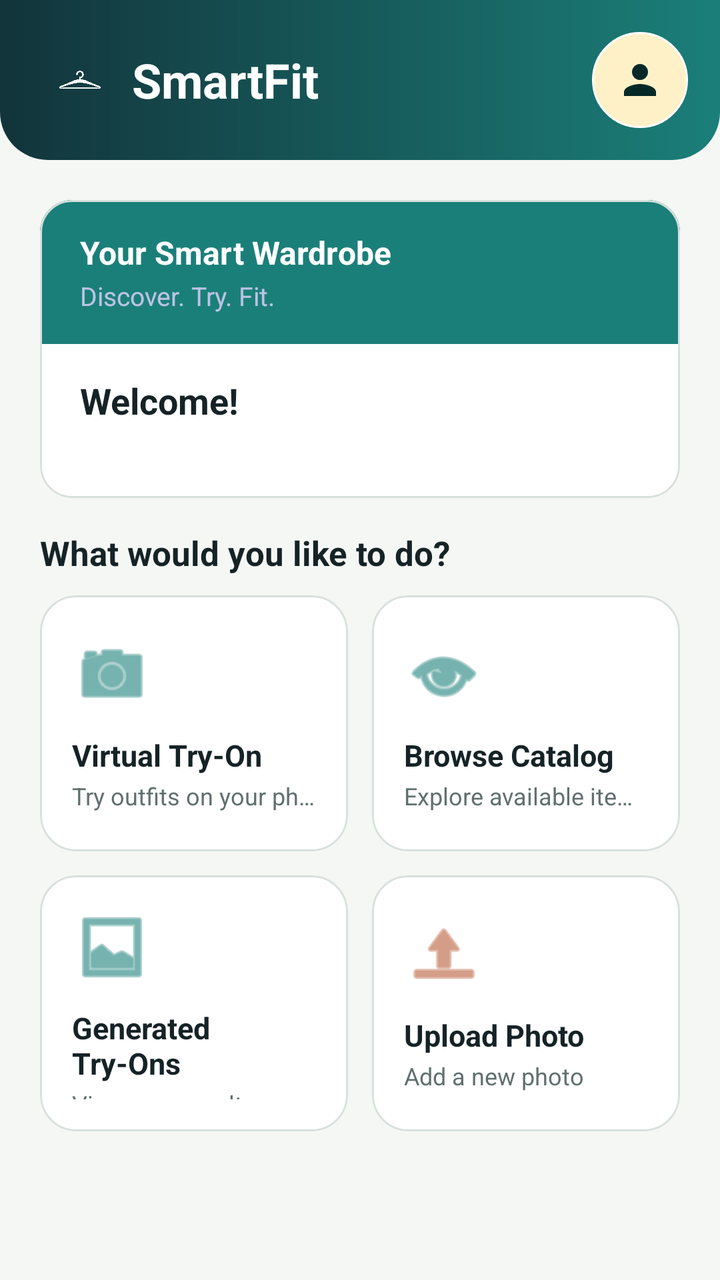
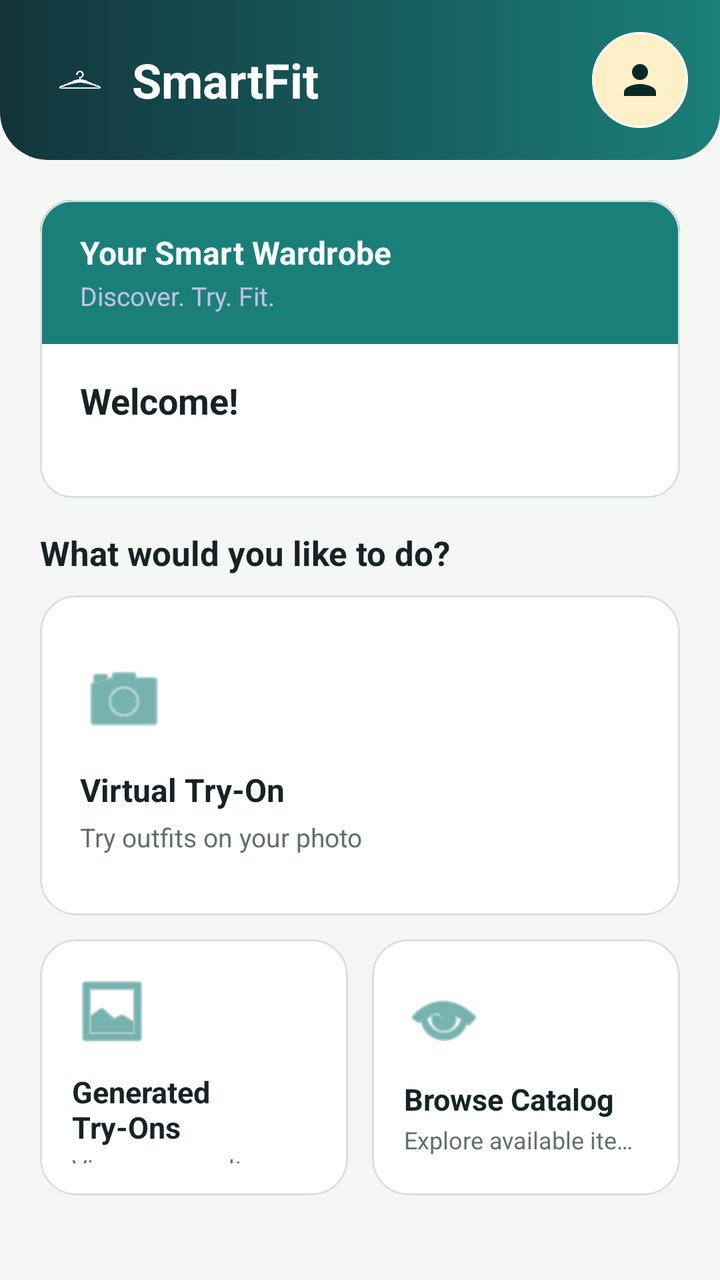

Screens rendered from an Android XML layout before and after an edit, with the pre-edit source and the edit as a unified diff.
<!-- AndroidManifest.xml: application theme Theme.SmartFitApp -->
<!-- res/layout/activity_home.xml -->
<?xml version="1.0" encoding="utf-8"?>
<LinearLayout xmlns:android="http://schemas.android.com/apk/res/android"
    xmlns:app="http://schemas.android.com/apk/res-auto"
    android:layout_width="match_parent"
    android:layout_height="match_parent"
    android:background="@color/background"
    android:orientation="vertical">

    
    <LinearLayout
        android:layout_width="match_parent"
        android:layout_height="80dp"
        android:background="@drawable/bg_home_top_bar"
        android:gravity="center_vertical"
        android:orientation="horizontal"
        android:paddingStart="24dp"
        android:paddingEnd="16dp">

        <ImageView
            android:layout_width="32dp"
            android:layout_height="32dp"
            android:layout_marginEnd="10dp"
            android:contentDescription="SmartFit logo"
            android:scaleType="fitCenter"
            android:src="@drawable/logo_white" />

        <TextView
            android:layout_width="0dp"
            android:layout_height="wrap_content"
            android:layout_weight="1"
            android:text="SmartFit"
            android:textColor="@color/on_primary"
            android:textSize="24sp"
            android:textStyle="bold" />

        <ImageButton
            android:id="@+id/profileButton"
            android:layout_width="48dp"
            android:layout_height="48dp"
            android:background="@drawable/bg_profile_icon_button"
            android:contentDescription="My Profile"
            android:foreground="?attr/selectableItemBackgroundBorderless"
            android:padding="12dp"
            android:scaleType="center"
            android:src="@drawable/ic_person_24" />

    </LinearLayout>

    <ScrollView
        android:layout_width="match_parent"
        android:layout_height="0dp"
        android:layout_weight="1"
        android:fillViewport="true">

        <LinearLayout
            android:layout_width="match_parent"
            android:layout_height="match_parent"
            android:orientation="vertical"
            android:paddingStart="@dimen/screen_padding"
            android:paddingEnd="@dimen/screen_padding"
            android:paddingTop="20dp"
            android:paddingBottom="24dp"
            android:gravity="center_horizontal">

            
            <com.google.android.material.card.MaterialCardView
                android:layout_width="match_parent"
                android:layout_height="wrap_content"
                app:cardCornerRadius="16dp"
                app:cardElevation="0dp"
                app:strokeColor="@color/outline_variant"
                app:strokeWidth="1dp"
                app:cardBackgroundColor="@color/surface">

                <LinearLayout
                    android:layout_width="match_parent"
                    android:layout_height="wrap_content"
                    android:orientation="vertical">

                    
                    <LinearLayout
                        android:layout_width="match_parent"
                        android:layout_height="72dp"
                        android:background="@color/primary"
                        android:gravity="center_vertical"
                        android:paddingStart="20dp"
                        android:paddingEnd="20dp"
                        android:orientation="vertical">

                        <TextView
                            android:layout_width="match_parent"
                            android:layout_height="wrap_content"
                            android:text="Your Smart Wardrobe"
                            android:textColor="@color/on_primary"
                            android:textSize="16sp"
                            android:textStyle="bold" />

                        <TextView
                            android:layout_width="match_parent"
                            android:layout_height="wrap_content"
                            android:layout_marginTop="2dp"
                            android:text="Discover. Try. Fit."
                            android:textColor="#CCE6D5FF"
                            android:textSize="13sp" />

                    </LinearLayout>

                    
                    <LinearLayout
                        android:layout_width="match_parent"
                        android:layout_height="wrap_content"
                        android:orientation="vertical"
                        android:paddingStart="20dp"
                        android:paddingEnd="20dp"
                        android:paddingTop="16dp"
                        android:paddingBottom="16dp">

                        <TextView
                            android:id="@+id/welcomeText"
                            android:layout_width="match_parent"
                            android:layout_height="wrap_content"
                            android:text="Welcome!"
                            android:textColor="@color/on_surface"
                            android:textSize="18sp"
                            android:textStyle="bold" />

                        <TextView
                            android:id="@+id/emailText"
                            android:layout_width="match_parent"
                            android:layout_height="wrap_content"
                            android:layout_marginTop="3dp"
                            android:textColor="@color/on_surface_variant"
                            android:textSize="13sp" />

                    </LinearLayout>

                </LinearLayout>
            </com.google.android.material.card.MaterialCardView>

            
            <TextView
                android:layout_width="match_parent"
                android:layout_height="wrap_content"
                android:layout_marginTop="16dp"
                android:layout_marginBottom="10dp"
                android:text="What would you like to do?"
                style="@style/Text.SectionTitle" />

            
            <LinearLayout
                android:layout_width="match_parent"
                android:layout_height="wrap_content"
                android:orientation="horizontal">

                <com.google.android.material.card.MaterialCardView
                    android:id="@+id/tryOnButton"
                    android:layout_width="0dp"
                    android:layout_height="128dp"
                    android:layout_weight="1"
                    android:layout_marginEnd="6dp"
                    android:clickable="true"
                    android:focusable="true"
                    android:foreground="?attr/selectableItemBackground"
                    app:cardCornerRadius="18dp"
                    app:cardElevation="0dp"
                    app:strokeColor="@color/outline_variant"
                    app:strokeWidth="1dp"
                    app:cardBackgroundColor="@color/surface">

                    <LinearLayout
                        android:layout_width="match_parent"
                        android:layout_height="match_parent"
                        android:orientation="vertical"
                        android:gravity="center_vertical"
                        android:padding="16dp">

                        <ImageView
                            android:layout_width="40dp"
                            android:layout_height="40dp"
                            android:contentDescription="Virtual Try-On"
                            android:src="@android:drawable/ic_menu_camera"
                            android:tint="@color/primary" />

                        <TextView
                            android:layout_width="match_parent"
                            android:layout_height="wrap_content"
                            android:layout_marginTop="10dp"
                            android:text="Virtual Try-On"
                            android:textColor="@color/on_surface"
                            android:textStyle="bold"
                            android:textSize="15sp" />

                        <TextView
                            android:layout_width="match_parent"
                            android:layout_height="wrap_content"
                            android:layout_marginTop="2dp"
                            android:text="Try outfits on your photo"
                            android:textColor="@color/on_surface_variant"
                            android:textSize="12sp"
                            android:maxLines="1"
                            android:ellipsize="end" />
                    </LinearLayout>
                </com.google.android.material.card.MaterialCardView>

                <com.google.android.material.card.MaterialCardView
                    android:id="@+id/catalogButton"
                    android:layout_width="0dp"
                    android:layout_height="128dp"
                    android:layout_weight="1"
                    android:layout_marginStart="6dp"
                    android:clickable="true"
                    android:focusable="true"
                    android:foreground="?attr/selectableItemBackground"
                    app:cardCornerRadius="18dp"
                    app:cardElevation="0dp"
                    app:strokeColor="@color/outline_variant"
                    app:strokeWidth="1dp"
                    app:cardBackgroundColor="@color/surface">

                    <LinearLayout
                        android:layout_width="match_parent"
                        android:layout_height="match_parent"
                        android:orientation="vertical"
                        android:gravity="center_vertical"
                        android:padding="16dp">

                        <ImageView
                            android:layout_width="40dp"
                            android:layout_height="40dp"
                            android:contentDescription="Browse Catalog"
                            android:src="@android:drawable/ic_menu_view"
                            android:tint="@color/primary" />

                        <TextView
                            android:layout_width="match_parent"
                            android:layout_height="wrap_content"
                            android:layout_marginTop="10dp"
                            android:text="Browse Catalog"
                            android:textColor="@color/on_surface"
                            android:textStyle="bold"
                            android:textSize="15sp" />

                        <TextView
                            android:layout_width="match_parent"
                            android:layout_height="wrap_content"
                            android:layout_marginTop="2dp"
                            android:text="Explore available items"
                            android:textColor="@color/on_surface_variant"
                            android:textSize="12sp"
                            android:maxLines="1"
                            android:ellipsize="end" />
                    </LinearLayout>
                </com.google.android.material.card.MaterialCardView>

            </LinearLayout>

            <LinearLayout
                android:layout_width="match_parent"
                android:layout_height="wrap_content"
                android:layout_marginTop="12dp"
                android:orientation="horizontal">

                <com.google.android.material.card.MaterialCardView
                    android:id="@+id/photosButton"
                    android:layout_width="0dp"
                    android:layout_height="128dp"
                    android:layout_weight="1"
                    android:layout_marginEnd="6dp"
                    android:clickable="true"
                    android:focusable="true"
                    android:foreground="?attr/selectableItemBackground"
                    app:cardCornerRadius="18dp"
                    app:cardElevation="0dp"
                    app:strokeColor="@color/outline_variant"
                    app:strokeWidth="1dp"
                    app:cardBackgroundColor="@color/surface">

                    <LinearLayout
                        android:layout_width="match_parent"
                        android:layout_height="match_parent"
                        android:orientation="vertical"
                        android:gravity="center_vertical"
                        android:padding="16dp">

                        <ImageView
                            android:layout_width="40dp"
                            android:layout_height="40dp"
                            android:contentDescription="Generated Try-Ons"
                            android:src="@android:drawable/ic_menu_gallery"
                            android:tint="@color/primary" />

                        <TextView
                            android:layout_width="match_parent"
                            android:layout_height="wrap_content"
                            android:layout_marginTop="10dp"
                            android:text="Generated Try-Ons"
                            android:textColor="@color/on_surface"
                            android:textStyle="bold"
                            android:textSize="15sp" />

                        <TextView
                            android:layout_width="match_parent"
                            android:layout_height="wrap_content"
                            android:layout_marginTop="2dp"
                            android:text="View your results"
                            android:textColor="@color/on_surface_variant"
                            android:textSize="12sp"
                            android:maxLines="1"
                            android:ellipsize="end" />
                    </LinearLayout>
                </com.google.android.material.card.MaterialCardView>

                <com.google.android.material.card.MaterialCardView
                    android:id="@+id/adminCatalogButton"
                    android:layout_width="0dp"
                    android:layout_height="128dp"
                    android:layout_weight="1"
                    android:layout_marginStart="6dp"
                    android:clickable="true"
                    android:focusable="true"
                    android:foreground="?attr/selectableItemBackground"
                    app:cardCornerRadius="18dp"
                    app:cardElevation="0dp"
                    app:strokeColor="@color/outline_variant"
                    app:strokeWidth="1dp"
                    app:cardBackgroundColor="@color/surface">

                    <LinearLayout
                        android:layout_width="match_parent"
                        android:layout_height="match_parent"
                        android:orientation="vertical"
                        android:gravity="center_vertical"
                        android:padding="16dp">

                        <ImageView
                            android:id="@+id/adminTileIcon"
                            android:layout_width="40dp"
                            android:layout_height="40dp"
                            android:contentDescription="Admin"
                            android:src="@android:drawable/ic_menu_upload"
                            android:tint="@color/secondary" />

                        <TextView
                            android:id="@+id/adminTileTitle"
                            android:layout_width="match_parent"
                            android:layout_height="wrap_content"
                            android:layout_marginTop="10dp"
                            android:text="Upload Photo"
                            android:textColor="@color/on_surface"
                            android:textStyle="bold"
                            android:textSize="15sp" />

                        <TextView
                            android:id="@+id/adminTileSubtitle"
                            android:layout_width="match_parent"
                            android:layout_height="wrap_content"
                            android:layout_marginTop="2dp"
                            android:text="Add a new photo"
                            android:textColor="@color/on_surface_variant"
                            android:textSize="12sp"
                            android:maxLines="1"
                            android:ellipsize="end" />
                    </LinearLayout>
                </com.google.android.material.card.MaterialCardView>

            </LinearLayout>

        </LinearLayout>

    </ScrollView>

</LinearLayout>
<!-- resources referenced by this layout -->
<resources>
  <color name="background">#F5F7F4</color>
  <color name="on_primary">#FFFFFF</color>
  <color name="on_surface">#162326</color>
  <color name="on_surface_variant">#61706F</color>
  <color name="outline_variant">#D7E0DD</color>
  <color name="primary">#1B7F79</color>
  <color name="secondary">#B85C38</color>
  <color name="surface">#FFFFFF</color>
  <dimen name="screen_padding">20dp</dimen>
  <!-- drawable bg_home_top_bar (drawable) -->
  <?xml version="1.0" encoding="utf-8"?>
  <shape xmlns:android="http://schemas.android.com/apk/res/android">
      <gradient
          android:angle="0"
          android:startColor="@color/primary_dark"
          android:endColor="@color/primary" />
      <corners
          android:bottomLeftRadius="24dp"
          android:bottomRightRadius="24dp" />
  </shape>
  <!-- drawable bg_profile_icon_button (drawable) -->
  <?xml version="1.0" encoding="utf-8"?>
  <shape xmlns:android="http://schemas.android.com/apk/res/android"
      android:shape="oval">
      <solid android:color="@color/accent_container" />
      <stroke
          android:width="1dp"
          android:color="@color/on_primary" />
  </shape>
  <!-- drawable ic_person_24 (drawable) -->
  <vector xmlns:android="http://schemas.android.com/apk/res/android"
      android:width="24dp"
      android:height="24dp"
      android:viewportWidth="24"
      android:viewportHeight="24">
      <path
          android:fillColor="@color/on_primary_container"
          android:pathData="M12,12C14.21,12 16,10.21 16,8C16,5.79 14.21,4 12,4C9.79,4 8,5.79 8,8C8,10.21 9.79,12 12,12ZM12,14C9.33,14 4,15.34 4,18V20H20V18C20,15.34 14.67,14 12,14Z" />
  </vector>
  <!-- drawable logo_white: png bitmap (drawable, 717925 bytes) -->
  <style name="Text.SectionTitle">
          <item name="android:textColor">@color/on_surface</item>
          <item name="android:textStyle">bold</item>
          <item name="android:textSize">17sp</item>
      </style>
  <style name="Theme.SmartFitApp" parent="Base.Theme.SmartFitApp" />
  <color name="primary_dark">#12343B</color>
  <color name="accent_container">#FFF1C7</color>
  <color name="on_primary_container">#052927</color>
  <style name="Base.Theme.SmartFitApp" parent="Theme.Material3.DayNight.NoActionBar">
          <item name="colorPrimary">@color/primary</item>
          <item name="colorOnPrimary">@color/on_primary</item>
          <item name="colorPrimaryContainer">@color/primary_container</item>
          <item name="colorOnPrimaryContainer">@color/on_primary_container</item>
          <item name="colorSecondary">@color/secondary</item>
          <item name="colorOnSecondary">@color/on_secondary</item>
          <item name="colorSecondaryContainer">@color/secondary_container</item>
          <item name="colorOnSecondaryContainer">@color/on_secondary_container</item>
          <item name="android:colorBackground">@color/background</item>
          <item name="colorSurface">@color/surface</item>
          <item name="colorOnSurface">@color/on_surface</item>
          <item name="colorSurfaceVariant">@color/surface_variant</item>
          <item name="colorOnSurfaceVariant">@color/on_surface_variant</item>
          <item name="colorError">@color/error</item>
          <item name="colorOnError">@color/on_error</item>
          <item name="colorErrorContainer">@color/error_container</item>
          <item name="colorOnErrorContainer">@color/on_error_container</item>
          <item name="colorOutline">@color/outline</item>
          <item name="colorOutlineVariant">@color/outline_variant</item>
      </style>
  <color name="primary_container">#D7F2EE</color>
  <color name="on_secondary">#FFFFFF</color>
  <color name="secondary_container">#FFE2D5</color>
  <color name="on_secondary_container">#3D1608</color>
  <color name="surface_variant">#E8F0ED</color>
  <color name="error">#B3261E</color>
  <color name="on_error">#FFFFFF</color>
  <color name="error_container">#F9DEDC</color>
  <color name="on_error_container">#410E0B</color>
  <color name="outline">#8EA09D</color>
</resources>

<!-- the commit's change to res/layout/activity_home.xml (unified diff, before → after) -->
@@ -147,13 +147,62 @@
                 style="@style/Text.SectionTitle" />
 
             
+            <com.google.android.material.card.MaterialCardView
+                android:id="@+id/tryOnButton"
+                android:layout_width="match_parent"
+                android:layout_height="160dp"
+                android:clickable="true"
+                android:focusable="true"
+                android:foreground="?attr/selectableItemBackground"
+                app:cardCornerRadius="18dp"
+                app:cardElevation="0dp"
+                app:strokeColor="@color/outline_variant"
+                app:strokeWidth="1dp"
+                app:cardBackgroundColor="@color/surface">
+
+                <LinearLayout
+                    android:layout_width="match_parent"
+                    android:layout_height="match_parent"
+                    android:orientation="vertical"
+                    android:gravity="center_vertical"
+                    android:padding="20dp">
+
+                    <ImageView
+                        android:layout_width="44dp"
+                        android:layout_height="44dp"
+                        android:contentDescription="Virtual Try-On"
+                        android:src="@android:drawable/ic_menu_camera"
+                        android:tint="@color/primary" />
+
+                    <TextView
+                        android:layout_width="match_parent"
+                        android:layout_height="wrap_content"
+                        android:layout_marginTop="12dp"
+                        android:text="Virtual Try-On"
+                        android:textColor="@color/on_surface"
+                        android:textStyle="bold"
+                        android:textSize="16sp" />
+
+                    <TextView
+                        android:layout_width="match_parent"
+                        android:layout_height="wrap_content"
+                        android:layout_marginTop="4dp"
+                        android:text="Try outfits on your photo"
+                        android:textColor="@color/on_surface_variant"
+                        android:textSize="13sp"
+                        android:maxLines="1"
+                        android:ellipsize="end" />
+                </LinearLayout>
+            </com.google.android.material.card.MaterialCardView>
+
             <LinearLayout
                 android:layout_width="match_parent"
                 android:layout_height="wrap_content"
+                android:layout_marginTop="12dp"
                 android:orientation="horizontal">
 
                 <com.google.android.material.card.MaterialCardView
-                    android:id="@+id/tryOnButton"
+                    android:id="@+id/photosButton"
                     android:layout_width="0dp"
                     android:layout_height="128dp"
                     android:layout_weight="1"
@@ -177,15 +226,15 @@
                         <ImageView
                             android:layout_width="40dp"
                             android:layout_height="40dp"
-                            android:contentDescription="Virtual Try-On"
-                            android:src="@android:drawable/ic_menu_camera"
+                            android:contentDescription="Generated Try-Ons"
+                            android:src="@android:drawable/ic_menu_gallery"
                             android:tint="@color/primary" />
 
                         <TextView
                             android:layout_width="match_parent"
                             android:layout_height="wrap_content"
                             android:layout_marginTop="10dp"
-                            android:text="Virtual Try-On"
+                            android:text="Generated Try-Ons"
                             android:textColor="@color/on_surface"
                             android:textStyle="bold"
                             android:textSize="15sp" />
@@ -194,7 +243,7 @@
                             android:layout_width="match_parent"
                             android:layout_height="wrap_content"
                             android:layout_marginTop="2dp"
-                            android:text="Try outfits on your photo"
+                            android:text="View your results"
                             android:textColor="@color/on_surface_variant"
                             android:textSize="12sp"
                             android:maxLines="1"
@@ -254,116 +303,58 @@
 
             </LinearLayout>
 
-            <LinearLayout
-                android:layout_width="match_parent"
-                android:layout_height="wrap_content"
+            <com.google.android.material.card.MaterialCardView
+                android:id="@+id/adminCatalogButton"
+                android:layout_width="match_parent"
+                android:layout_height="128dp"
                 android:layout_marginTop="12dp"
-                android:orientation="horizontal">
-
-                <com.google.android.material.card.MaterialCardView
-                    android:id="@+id/photosButton"
-                    android:layout_width="0dp"
-                    android:layout_height="128dp"
-                    android:layout_weight="1"
-                    android:layout_marginEnd="6dp"
-                    android:clickable="true"
-                    android:focusable="true"
-                    android:foreground="?attr/selectableItemBackground"
-                    app:cardCornerRadius="18dp"
-                    app:cardElevation="0dp"
-                    app:strokeColor="@color/outline_variant"
-                    app:strokeWidth="1dp"
-                    app:cardBackgroundColor="@color/surface">
-
-                    <LinearLayout
-                        android:layout_width="match_parent"
-                        android:layout_height="match_parent"
-                        android:orientation="vertical"
-                        android:gravity="center_vertical"
-                        android:padding="16dp">
-
-                        <ImageView
-                            android:layout_width="40dp"
-                            android:layout_height="40dp"
-                            android:contentDescription="Generated Try-Ons"
-                            android:src="@android:drawable/ic_menu_gallery"
-                            android:tint="@color/primary" />
-
-                        <TextView
-                            android:layout_width="match_parent"
-                            android:layout_height="wrap_content"
-                            android:layout_marginTop="10dp"
-                            android:text="Generated Try-Ons"
-                            android:textColor="@color/on_surface"
-                            android:textStyle="bold"
-                            android:textSize="15sp" />
-
-                        <TextView
-                            android:layout_width="match_parent"
-                            android:layout_height="wrap_content"
-                            android:layout_marginTop="2dp"
-                            android:text="View your results"
-                            android:textColor="@color/on_surface_variant"
-                            android:textSize="12sp"
-                            android:maxLines="1"
-                            android:ellipsize="end" />
-                    </LinearLayout>
-                </com.google.android.material.card.MaterialCardView>
-
-                <com.google.android.material.card.MaterialCardView
-                    android:id="@+id/adminCatalogButton"
-                    android:layout_width="0dp"
-                    android:layout_height="128dp"
-                    android:layout_weight="1"
-                    android:layout_marginStart="6dp"
-                    android:clickable="true"
-                    android:focusable="true"
-                    android:foreground="?attr/selectableItemBackground"
-                    app:cardCornerRadius="18dp"
-                    app:cardElevation="0dp"
-                    app:strokeColor="@color/outline_variant"
-                    app:strokeWidth="1dp"
-                    app:cardBackgroundColor="@color/surface">
-
-                    <LinearLayout
-                        android:layout_width="match_parent"
-                        android:layout_height="match_parent"
-                        android:orientation="vertical"
-                        android:gravity="center_vertical"
-                        android:padding="16dp">
-
-                        <ImageView
-                            android:id="@+id/adminTileIcon"
-                            android:layout_width="40dp"
-                            android:layout_height="40dp"
-                            android:contentDescription="Admin"
-                            android:src="@android:drawable/ic_menu_upload"
-                            android:tint="@color/secondary" />
-
-                        <TextView
-                            android:id="@+id/adminTileTitle"
-                            android:layout_width="match_parent"
-                            android:layout_height="wrap_content"
-                            android:layout_marginTop="10dp"
-                            android:text="Upload Photo"
-                            android:textColor="@color/on_surface"
-                            android:textStyle="bold"
-                            android:textSize="15sp" />
-
-                        <TextView
-                            android:id="@+id/adminTileSubtitle"
-                            android:layout_width="match_parent"
-                            android:layout_height="wrap_content"
-                            android:layout_marginTop="2dp"
-                            android:text="Add a new photo"
-                            android:textColor="@color/on_surface_variant"
-                            android:textSize="12sp"
-                            android:maxLines="1"
-                            android:ellipsize="end" />
-                    </LinearLayout>
-                </com.google.android.material.card.MaterialCardView>
-
-            </LinearLayout>
+                android:visibility="gone"
+                android:clickable="true"
+                android:focusable="true"
+                android:foreground="?attr/selectableItemBackground"
+                app:cardCornerRadius="18dp"
+                app:cardElevation="0dp"
+                app:strokeColor="@color/outline_variant"
+                app:strokeWidth="1dp"
+                app:cardBackgroundColor="@color/surface">
+
+                <LinearLayout
+                    android:layout_width="match_parent"
+                    android:layout_height="match_parent"
+                    android:orientation="vertical"
+                    android:gravity="center_vertical"
+                    android:padding="16dp">
+
+                    <ImageView
+                        android:id="@+id/adminTileIcon"
+                        android:layout_width="40dp"
+                        android:layout_height="40dp"
+                        android:contentDescription="Admin"
+                        android:src="@android:drawable/ic_menu_upload"
+                        android:tint="@color/secondary" />
+
+                    <TextView
+                        android:id="@+id/adminTileTitle"
+                        android:layout_width="match_parent"
+                        android:layout_height="wrap_content"
+                        android:layout_marginTop="10dp"
+                        android:text="Admin Catalog"
+                        android:textColor="@color/on_surface"
+                        android:textStyle="bold"
+                        android:textSize="15sp" />
+
+                    <TextView
+                        android:id="@+id/adminTileSubtitle"
+                        android:layout_width="match_parent"
+                        android:layout_height="wrap_content"
+                        android:layout_marginTop="2dp"
+                        android:text="Manage catalog items"
+                        android:textColor="@color/on_surface_variant"
+                        android:textSize="12sp"
+                        android:maxLines="1"
+                        android:ellipsize="end" />
+                </LinearLayout>
+            </com.google.android.material.card.MaterialCardView>
 
         </LinearLayout>
 
